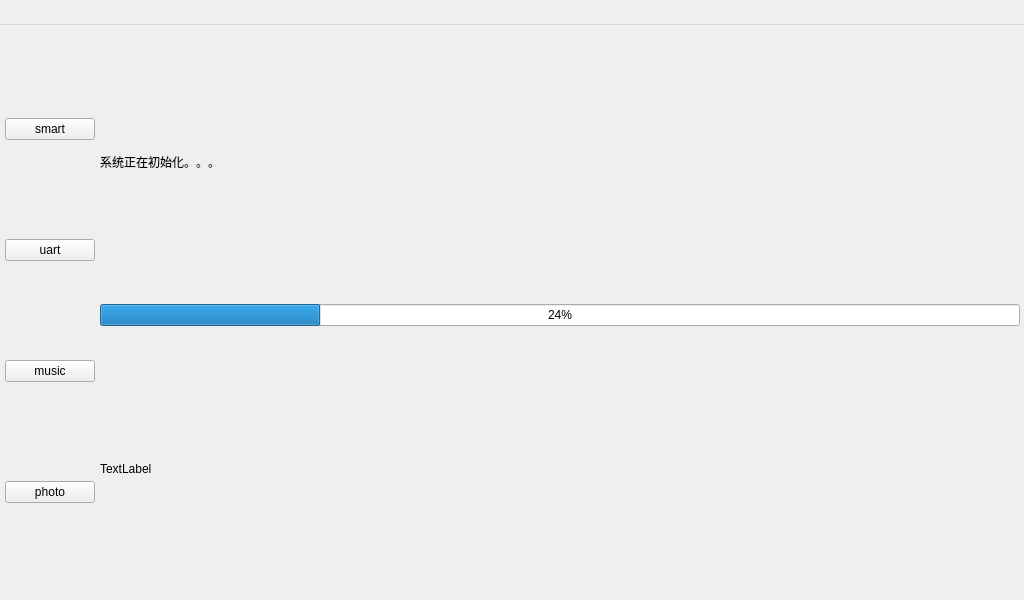
Before: the Qt Designer form mainwindow.ui in fanyuzhao0213/imx6ull_qt, drawn with Qt 5.
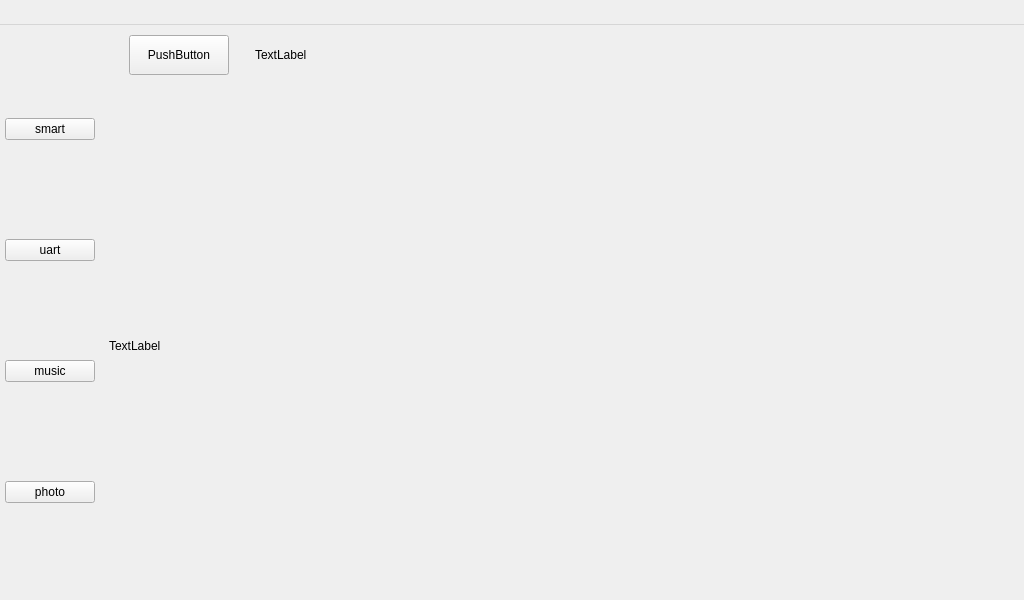
After: the same form once the commit is applied. The open tabs and pages were chosen to show the change.

```diff
--- a/mainwindow.ui
+++ b/mainwindow.ui
@@ -2351,6 +2351,133 @@
       </layout>
      </widget>
     </widget>
+    <widget class="QWidget" name="page_baidu_ocr">
+     <widget class="QWidget" name="widget_ocr" native="true">
+      <property name="geometry">
+       <rect>
+        <x>0</x>
+        <y>0</y>
+        <width>920</width>
+        <height>575</height>
+       </rect>
+      </property>
+      <property name="minimumSize">
+       <size>
+        <width>920</width>
+        <height>575</height>
+       </size>
+      </property>
+      <property name="maximumSize">
+       <size>
+        <width>920</width>
+        <height>575</height>
+       </size>
+      </property>
+      <layout class="QVBoxLayout" name="verticalLayout_20">
+       <item>
+        <widget class="QWidget" name="widget_ocr_top" native="true">
+         <property name="minimumSize">
+          <size>
+           <width>0</width>
+           <height>60</height>
+          </size>
+         </property>
+         <property name="maximumSize">
+          <size>
+           <width>16777215</width>
+           <height>60</height>
+          </size>
+         </property>
+         <layout class="QHBoxLayout" name="horizontalLayout_15">
+          <item>
+           <spacer name="horizontalSpacer_48">
+            <property name="orientation">
+             <enum>Qt::Horizontal</enum>
+            </property>
+            <property name="sizeType">
+             <enum>QSizePolicy::Fixed</enum>
+            </property>
+            <property name="sizeHint" stdset="0">
+             <size>
+              <width>20</width>
+              <height>20</height>
+             </size>
+            </property>
+           </spacer>
+          </item>
+          <item>
+           <widget class="QPushButton" name="pushButton_ocr">
+            <property name="minimumSize">
+             <size>
+              <width>100</width>
+              <height>40</height>
+             </size>
+            </property>
+            <property name="maximumSize">
+             <size>
+              <width>100</width>
+              <height>40</height>
+             </size>
+            </property>
+            <property name="text">
+             <string>PushButton</string>
+            </property>
+           </widget>
+          </item>
+          <item>
+           <spacer name="horizontalSpacer_49">
+            <property name="orientation">
+             <enum>Qt::Horizontal</enum>
+            </property>
+            <property name="sizeType">
+             <enum>QSizePolicy::Fixed</enum>
+            </property>
+            <property name="sizeHint" stdset="0">
+             <size>
+              <width>20</width>
+              <height>20</height>
+             </size>
+            </property>
+           </spacer>
+          </item>
+          <item>
+           <widget class="QLabel" name="label_ocr_result">
+            <property name="minimumSize">
+             <size>
+              <width>0</width>
+              <height>40</height>
+             </size>
+            </property>
+            <property name="maximumSize">
+             <size>
+              <width>16777215</width>
+              <height>40</height>
+             </size>
+            </property>
+            <property name="text">
+             <string>TextLabel</string>
+            </property>
+           </widget>
+          </item>
+         </layout>
+        </widget>
+       </item>
+       <item>
+        <widget class="QWidget" name="widget_2" native="true">
+         <layout class="QHBoxLayout" name="horizontalLayout_14">
+          <item>
+           <widget class="QLabel" name="label_ocr_photo">
+            <property name="text">
+             <string>TextLabel</string>
+            </property>
+           </widget>
+          </item>
+         </layout>
+        </widget>
+       </item>
+      </layout>
+     </widget>
+    </widget>
    </widget>
   </widget>
   <widget class="QMenuBar" name="menubar">
```
